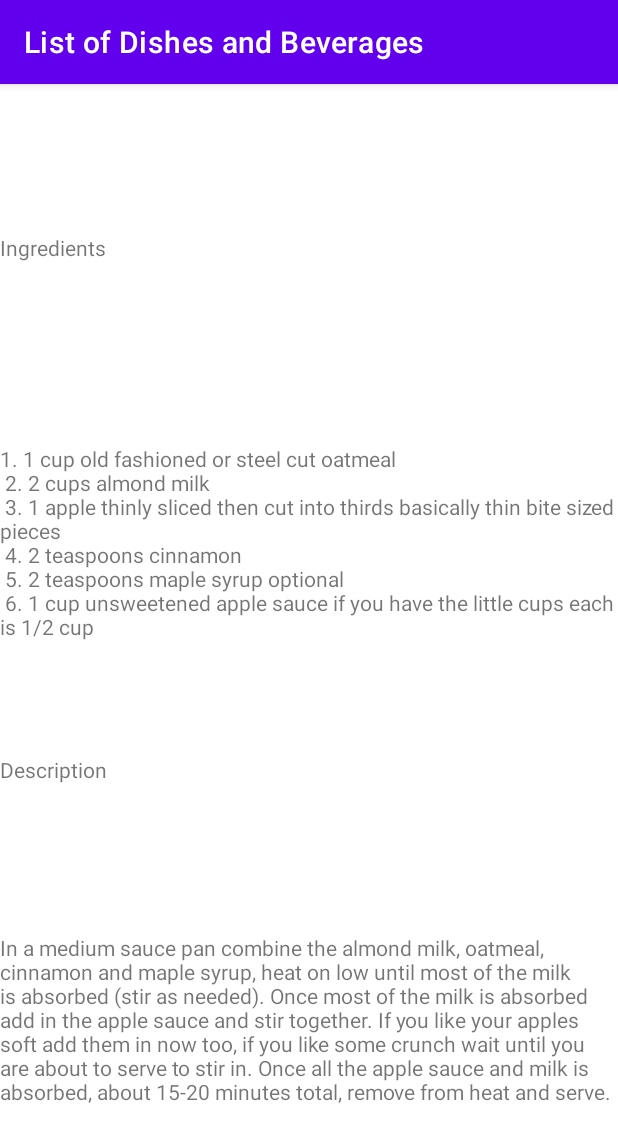
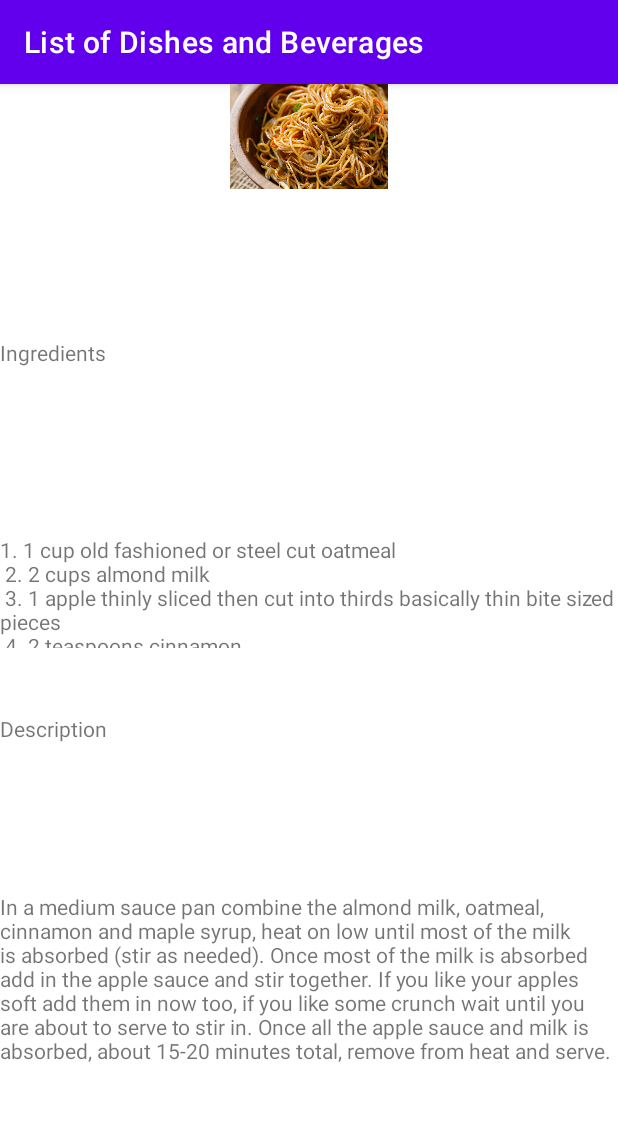
Before and after one commit to MeghaHV/List_of_dishes_beverages, an Android app: the screen it shows after launch (detailsActivity), after a tap on "Noodles", on a phone screen of 412 x 824 dp. Shown: the top 1142 px of the screen. Run offline under Robolectric (Android 15) with nearby library versions, the phone set to English and light mode, and no system bars.

Commit message:
add details image

```diff
--- a/app/src/main/java/com/example/listofdishes/MainActivity.kt
+++ b/app/src/main/java/com/example/listofdishes/MainActivity.kt
@@ -37,6 +37,7 @@ class MainActivity : AppCompatActivity() {
         val intent= Intent(this,detailsActivity::class.java)
         intent.putExtra("ingredients",listOfDishesBeverages.ingredients)
         intent.putExtra("description",listOfDishesBeverages.description)
+        intent.putExtra("image",listOfDishesBeverages.image)
         startActivity(intent)
     }
     }
--- a/app/src/main/java/com/example/listofdishes/data/Datasource.kt
+++ b/app/src/main/java/com/example/listofdishes/data/Datasource.kt
@@ -8,16 +8,16 @@ class Datasource() {
 
     fun loadListOfDishesBeverages(): List<ListOfDishesBeverages> {
         return listOf<ListOfDishesBeverages>(
-            ListOfDishesBeverages(R.string.title1, R.drawable.image01,R.string.ingredients,R.string.description),
-            ListOfDishesBeverages(R.string.title2, R.drawable.image02,R.string.ingredients1,R.string.description1),
-            ListOfDishesBeverages(R.string.title3, R.drawable.image03,R.string.ingredients,R.string.description),
-            ListOfDishesBeverages(R.string.title4, R.drawable.image04,R.string.ingredients,R.string.description),
-            ListOfDishesBeverages(R.string.title5, R.drawable.image05,R.string.ingredients,R.string.description),
-            ListOfDishesBeverages(R.string.title6, R.drawable.image06,R.string.ingredients,R.string.description),
-            ListOfDishesBeverages(R.string.title7, R.drawable.image07,R.string.ingredients,R.string.description),
-            ListOfDishesBeverages(R.string.title8, R.drawable.image08,R.string.ingredients,R.string.description),
-            ListOfDishesBeverages(R.string.title9, R.drawable.image09,R.string.ingredients,R.string.description),
-            ListOfDishesBeverages(R.string.title10, R.drawable.image010,R.string.ingredients,R.string.description)
+            ListOfDishesBeverages(R.string.title1, R.drawable.image01,R.string.ingredients,R.string.description,R.drawable.image01),
+            ListOfDishesBeverages(R.string.title2, R.drawable.image02,R.string.ingredients1,R.string.description1,R.drawable.image02),
+            ListOfDishesBeverages(R.string.title3, R.drawable.image03,R.string.ingredients,R.string.description,R.drawable.image03),
+            ListOfDishesBeverages(R.string.title4, R.drawable.image04,R.string.ingredients,R.string.description,R.drawable.image04),
+            ListOfDishesBeverages(R.string.title5, R.drawable.image05,R.string.ingredients,R.string.description,R.drawable.image05),
+            ListOfDishesBeverages(R.string.title6, R.drawable.image06,R.string.ingredients,R.string.description,R.drawable.image06),
+            ListOfDishesBeverages(R.string.title7, R.drawable.image07,R.string.ingredients,R.string.description,R.drawable.image07),
+            ListOfDishesBeverages(R.string.title8, R.drawable.image08,R.string.ingredients,R.string.description,R.drawable.image08),
+            ListOfDishesBeverages(R.string.title9, R.drawable.image09,R.string.ingredients,R.string.description,R.drawable.image09),
+            ListOfDishesBeverages(R.string.title10, R.drawable.image010,R.string.ingredients,R.string.description,R.drawable.image010)
         )
     }
 }
--- a/app/src/main/java/com/example/listofdishes/details/detailsActivity.kt
+++ b/app/src/main/java/com/example/listofdishes/details/detailsActivity.kt
@@ -3,6 +3,7 @@ package com.example.listofdishes.details
 import androidx.appcompat.app.AppCompatActivity
 import android.os.Bundle
 import android.util.Log
+import android.widget.ImageView
 import android.widget.TextView
 import com.example.listofdishes.R
 
@@ -10,11 +11,13 @@ class detailsActivity : AppCompatActivity() {
 
     private lateinit var ingredientsTextView:TextView
     private lateinit var descriptionTextView:TextView
+    private lateinit var recipeImageView:ImageView
     override fun onCreate(savedInstanceState: Bundle?) {
         super.onCreate(savedInstanceState)
         setContentView(R.layout.activity_details)
         ingredientsTextView=findViewById(R.id.ingredients)
         descriptionTextView=findViewById(R.id.description)
+        recipeImageView=findViewById(R.id.image)
         val extras: Bundle? = intent.extras
         if(extras!=null){
             Log.v("ingredients..",""+extras.getString("ingredients", ""))
@@ -22,6 +25,9 @@ class detailsActivity : AppCompatActivity() {
             ingredientsTextView.setText(getString(ingredients))
             val description = extras.getInt("description", 0)
             descriptionTextView.setText(getString(description))
+            val recipeImage = extras.getInt("image", 0)
+            recipeImageView.setImageDrawable(getDrawable(recipeImage))
+
         }
 
     }
--- a/app/src/main/java/com/example/listofdishes/model/ListOfDishesBeverages.kt
+++ b/app/src/main/java/com/example/listofdishes/model/ListOfDishesBeverages.kt
@@ -7,5 +7,6 @@ data class ListOfDishesBeverages(
     @StringRes val stringResourceId: Int,
     @DrawableRes val imageResourceId: Int,
     @StringRes val ingredients: Int,
-    @StringRes val description: Int
+    @StringRes val description: Int,
+    @DrawableRes val image: Int
 )
--- a/app/src/main/res/layout/activity_details.xml
+++ b/app/src/main/res/layout/activity_details.xml
@@ -8,35 +8,39 @@
     android:layout_height="match_parent"
     tools:context=".details.detailsActivity">
 
+    <ImageView
+        android:id="@+id/image"
+        android:layout_width="match_parent"
+        android:layout_height="70dp" />
+
     <TextView
         android:id="@+id/ingredientsTitle"
         android:layout_width="match_parent"
-        android:layout_height="wrap_content"
-        android:text="@string/ingredientsTitle"
+        android:layout_height="32dp"
         android:layout_marginTop="99dp"
-        android:layout_marginBottom="22dp"/>
+        android:text="@string/ingredientsTitle" />
+
 
     <TextView
         android:id="@+id/ingredients"
         android:layout_width="match_parent"
-        android:layout_height="wrap_content"
+        android:layout_height="75dp"
         android:layout_marginTop="99dp"
-        android:layout_marginBottom="22dp"/>
+        android:layout_marginBottom="22dp" />
 
     <TextView
         android:id="@+id/descriptionTitle"
         android:layout_width="match_parent"
         android:layout_height="wrap_content"
-        android:text="@string/descriptionTitle"
-        android:layout_marginTop="22dp" />
+        android:layout_marginTop="22dp"
+        android:text="@string/descriptionTitle" />
 
     <TextView
         android:id="@+id/description"
         android:layout_width="match_parent"
         android:layout_height="wrap_content"
         android:layout_marginTop="99dp"
-        android:layout_marginBottom="22dp"/>
-
+        android:layout_marginBottom="22dp" />
 
 
 </LinearLayout>
```
